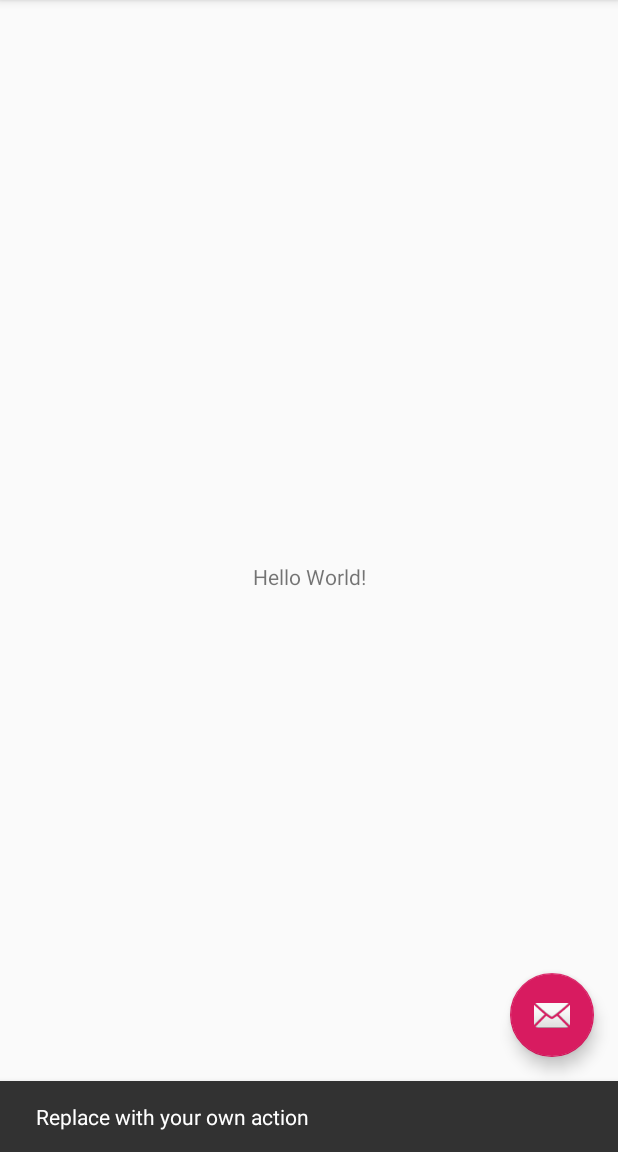
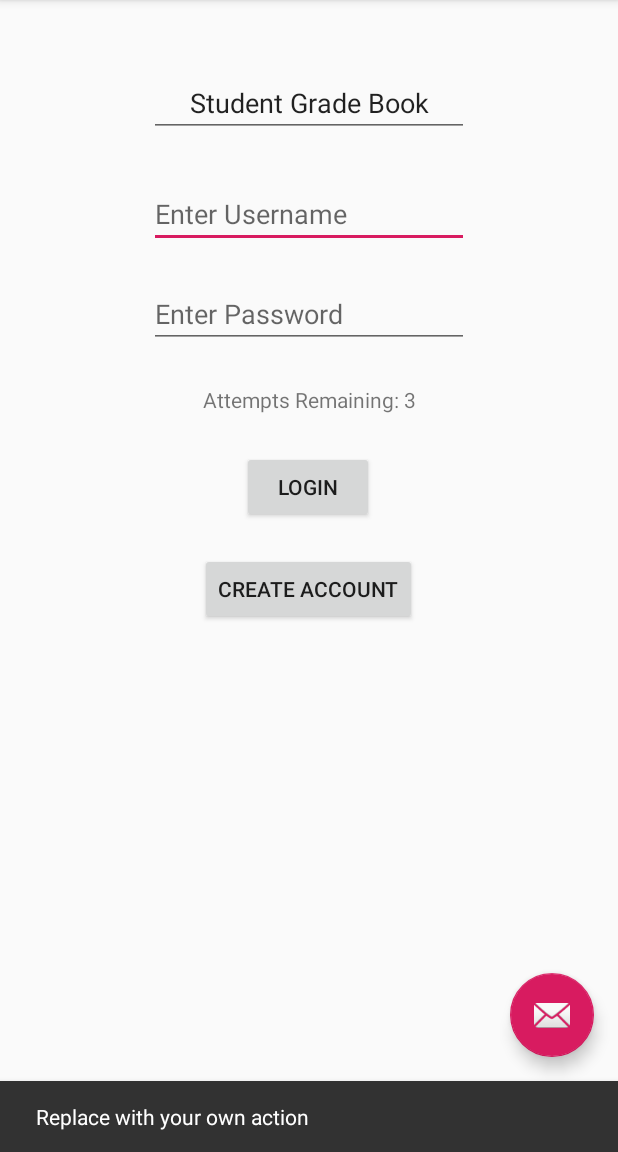
Before and after one commit to ElijahHallera/438-AndroidProject, an Android app: the screen it shows after launch (MainActivity), after a tap on an icon or button, on a phone screen of 412 x 824 dp, the part 84-1236 px from its top. Run offline under Robolectric (Android 15) with nearby library versions, the phone set to English and light mode, and no system bars; our stand-ins replace Room's generated code.

```diff
--- a/app/src/main/res/layout/content_main.xml
+++ b/app/src/main/res/layout/content_main.xml
@@ -8,13 +8,80 @@
     tools:context=".MainActivity"
     tools:showIn="@layout/activity_main">
 
-    <TextView
+    <EditText
+        android:id="@+id/etUsername"
         android:layout_width="wrap_content"
         android:layout_height="wrap_content"
-        android:text="Hello World!"
+        android:ems="10"
+        android:hint="Enter Username"
+        android:inputType="textPersonName"
         app:layout_constraintBottom_toBottomOf="parent"
-        app:layout_constraintLeft_toLeftOf="parent"
-        app:layout_constraintRight_toRightOf="parent"
-        app:layout_constraintTop_toTopOf="parent" />
+        app:layout_constraintEnd_toEndOf="parent"
+        app:layout_constraintStart_toStartOf="parent"
+        app:layout_constraintTop_toTopOf="parent"
+        app:layout_constraintVertical_bias="0.166" />
+
+    <EditText
+        android:id="@+id/etPassword"
+        android:layout_width="wrap_content"
+        android:layout_height="wrap_content"
+        android:layout_marginTop="56dp"
+        android:ems="10"
+        android:hint="Enter Password"
+        android:inputType="textPassword"
+        app:layout_constraintBottom_toBottomOf="parent"
+        app:layout_constraintEnd_toEndOf="parent"
+        app:layout_constraintStart_toStartOf="parent"
+        app:layout_constraintTop_toTopOf="@+id/etUsername"
+        app:layout_constraintVertical_bias="0.019" />
+
+    <Button
+        android:id="@+id/Login_Button"
+        android:layout_width="wrap_content"
+        android:layout_height="wrap_content"
+        android:text="Login"
+        app:layout_constraintBottom_toBottomOf="parent"
+        app:layout_constraintEnd_toEndOf="parent"
+        app:layout_constraintHorizontal_bias="0.498"
+        app:layout_constraintStart_toStartOf="parent"
+        app:layout_constraintTop_toTopOf="parent"
+        app:layout_constraintVertical_bias="0.418"
+        tools:text="Login" />
+
+    <TextView
+        android:id="@+id/Attempts"
+        android:layout_width="wrap_content"
+        android:layout_height="wrap_content"
+        android:text="Attempts Remaining: 3"
+        app:layout_constraintBottom_toTopOf="@+id/Login_Button"
+        app:layout_constraintEnd_toEndOf="parent"
+        app:layout_constraintStart_toStartOf="parent"
+        app:layout_constraintTop_toBottomOf="@+id/etPassword" />
+
+    <EditText
+        android:id="@+id/editText"
+        android:layout_width="wrap_content"
+        android:layout_height="wrap_content"
+        android:ems="10"
+        android:gravity="center"
+        android:inputType="textPersonName"
+        android:text="Student Grade Book"
+        app:layout_constraintBottom_toBottomOf="parent"
+        app:layout_constraintEnd_toEndOf="parent"
+        app:layout_constraintStart_toStartOf="parent"
+        app:layout_constraintTop_toTopOf="parent"
+        app:layout_constraintVertical_bias="0.064" />
+
+    <Button
+        android:id="@+id/CreateAccount_Button"
+        android:layout_width="wrap_content"
+        android:layout_height="wrap_content"
+        android:text="Create Account"
+        app:layout_constraintBottom_toBottomOf="parent"
+        app:layout_constraintEnd_toEndOf="parent"
+        app:layout_constraintHorizontal_bias="0.498"
+        app:layout_constraintStart_toStartOf="parent"
+        app:layout_constraintTop_toBottomOf="@+id/Login_Button"
+        app:layout_constraintVertical_bias="0.054" />
 
 </androidx.constraintlayout.widget.ConstraintLayout>
```
Also changed, not shown: app/src/main/java/software/engineering/project1gradecalculator/CreateAccountActivity.java (added, +14 -0 lines), app/src/main/java/software/engineering/project1gradecalculator/HomePageActivity.java (added, +14 -0 lines), app/src/main/res/layout/activity_create_account.xml (added, +136 -0 lines), app/src/main/res/layout/activity_home_page.xml (added, +19 -0 lines).
